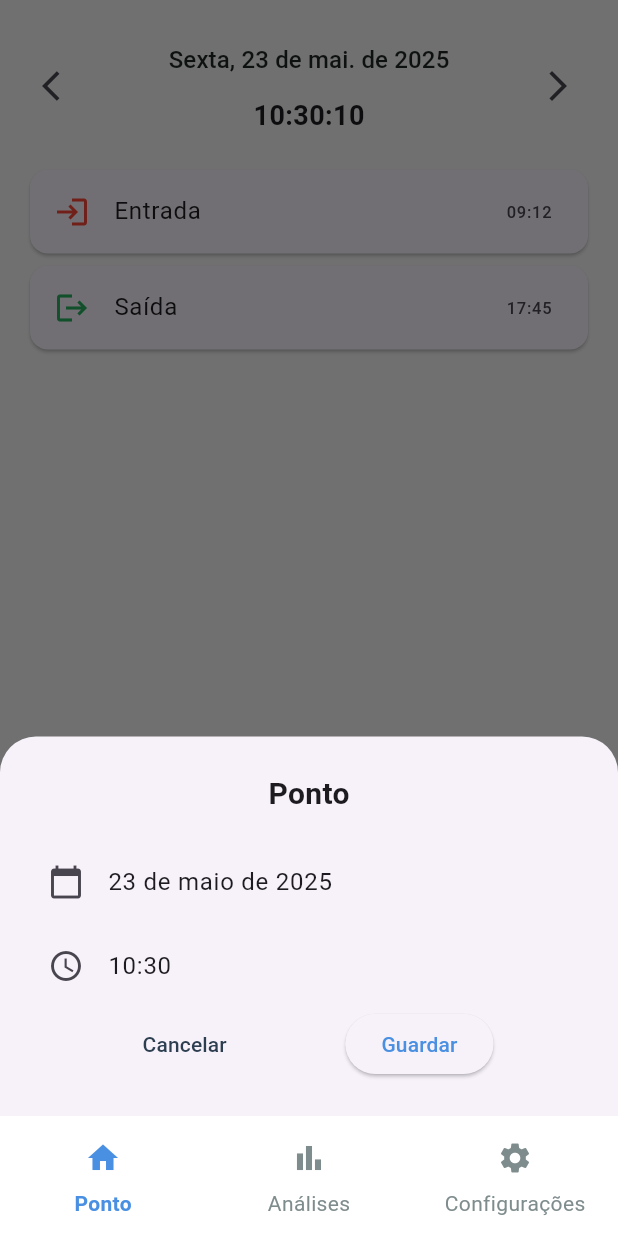
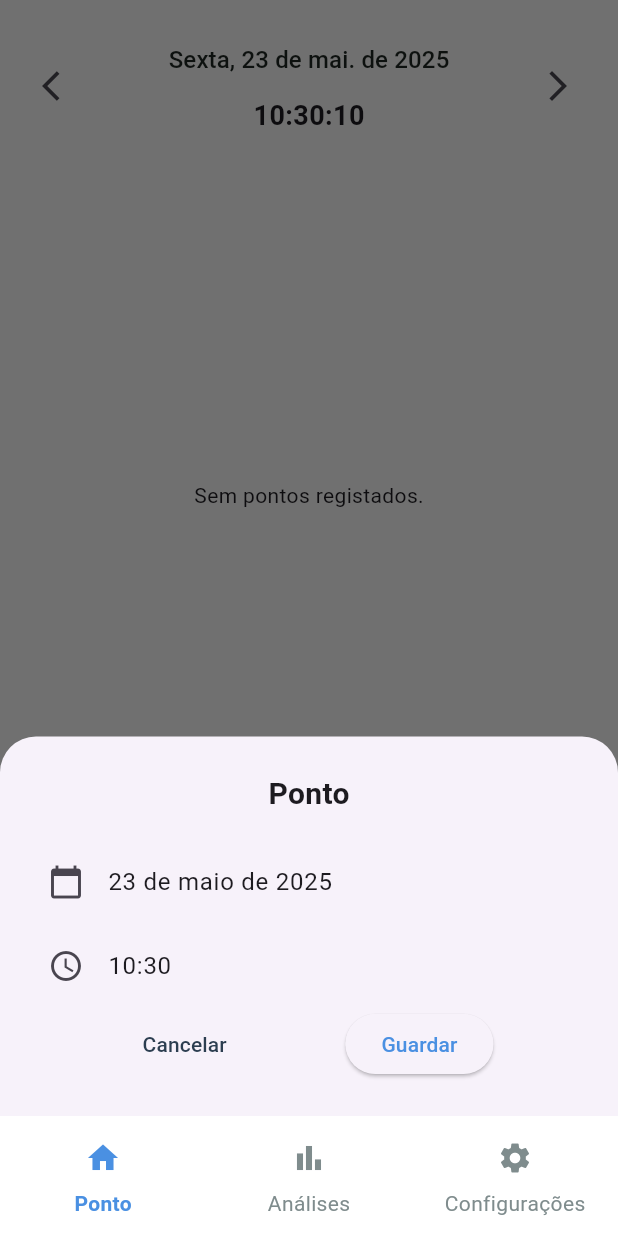
Before and after one commit to srcast/OnTime, a Flutter app: the screen it shows after launch, after a tap on the "add" icon, on a phone screen of 412 x 824 dp. Run offline on Flutter 3.47's test engine with Material 3 defaults, Android fonts, the phone set to English and light mode, and no system bars; our stand-ins replace device_preview, drift, get_it, go_router; accounts and stored records are empty; generated files the repository leaves out were written again.

Commit message:
Points Service, Activity Card, HomePage VM Page, DI
- Creation of Points Service
- Modification of Activity Card
- New funtionalities in HomePage VM

```diff
--- a/on_time/lib/database/locator.dart
+++ b/on_time/lib/database/locator.dart
@@ -1,8 +1,12 @@
 import 'package:get_it/get_it.dart';
 import 'package:on_time/database/database.dart';
+import 'package:on_time/services/points_service.dart';
+import 'package:on_time/viewmodel/home_page_vm.dart';
 
-GetIt db = GetIt.instance;
+GetIt locator = GetIt.instance;
 
 void setup() {
-  db.registerLazySingleton(() => AppDatabase());
+  locator.registerLazySingleton(() => AppDatabase());
+  locator.registerLazySingleton(() => PointsService(locator<AppDatabase>()));
+  locator.registerFactory(() => HomePageViewModel(locator<PointsService>()));
 }
--- a/on_time/lib/helpers/datesHelper.dart
+++ b/on_time/lib/helpers/dates_helper.dart
@@ -1,4 +1,5 @@
 import 'package:flutter/material.dart';
+import 'package:intl/intl.dart';
 import 'package:on_time/utils/labels.dart';
 
 class DatesHelper {
@@ -45,4 +46,12 @@ class DatesHelper {
 
     return DateTime(now.year, now.month, now.day);
   }
+
+  static String getTimeFromDate(DateTime date) {
+    return DateFormat('HH:mm').format(date);
+  }
+
+  static DateTime getSessionFromDate(DateTime date) {
+    return DateTime(date.year, date.month, date.day);
+  }
 }
--- a/on_time/lib/layout/widgets/activity_card.dart
+++ b/on_time/lib/layout/widgets/activity_card.dart
@@ -1,25 +1,54 @@
 import 'package:flutter/material.dart';
+import 'package:on_time/database/database.dart';
+import 'package:on_time/helpers/dates_helper.dart';
 import 'package:on_time/utils/colors.dart';
 import 'package:on_time/utils/labels.dart';
 
 class ActivityCard extends StatelessWidget {
-  final String label;
-  final String value;
+  final Ponto ponto;
+  final int index;
 
-  const ActivityCard({super.key, required this.label, required this.value});
+  const ActivityCard({super.key, required this.ponto, required this.index});
 
   @override
   Widget build(BuildContext context) {
-    return Card(
+    /*     return Card(
       shape: RoundedRectangleBorder(borderRadius: BorderRadius.circular(12)),
       child: ListTile(
         leading: Icon(
-          label == Labels.getIn ? Icons.login : Icons.logout,
-          color: label == Labels.getOut ? AppColors.softGreen : Colors.red,
+          ponto.getIn ? Icons.login : Icons.logout,
+          color: ponto.getIn ? AppColors.softGreen : Colors.red,
         ),
-        title: Text(label),
-        trailing: Text(value),
+        title: Text(ponto.getIn ? Labels.getIn : Labels.getOut),
+        trailing: Text(DatesHelper.getTimeFromDate(ponto.date)),
       ),
+    ); */
+
+    return Column(
+      children: [
+        if (ponto.getIn && index > 0) ...[
+          SizedBox(height: 10),
+          Center(child: Text('Pausa')),
+          SizedBox(height: 10),
+        ],
+
+        Card(
+          shape: RoundedRectangleBorder(
+            borderRadius: BorderRadius.circular(12),
+          ),
+          child: ListTile(
+            leading: Icon(
+              ponto.getIn ? Icons.login : Icons.logout,
+              color: ponto.getIn ? AppColors.softGreen : Colors.red,
+            ),
+            title: Text(ponto.getIn ? Labels.getIn : Labels.getOut),
+            trailing: Text(
+              DatesHelper.getTimeFromDate(ponto.date),
+              style: TextStyle(fontSize: 14),
+            ),
+          ),
+        ),
+      ],
     );
   }
 }
--- a/on_time/lib/layout/widgets/day_summary.dart
+++ b/on_time/lib/layout/widgets/day_summary.dart
@@ -29,11 +29,11 @@ class DaySummary extends StatelessWidget {
             ),
             _summaryRow(
               Labels.hourValue,
-              '${NumberFormat.simpleCurrency().format(hourValue)}/h',
+              '${NumberFormat.simpleCurrency(locale: 'pt-Pt').format(hourValue)}/h',
             ),
             _summaryRow(
               Labels.profit,
-              NumberFormat.simpleCurrency().format(profit),
+              NumberFormat.simpleCurrency(locale: 'pt-Pt').format(profit),
             ),
           ],
         ),
--- a/on_time/lib/main.dart
+++ b/on_time/lib/main.dart
@@ -21,7 +21,7 @@ void main() async {
           create: (context) => AppDatabase(),
           dispose: (context, AppDatabase db) => db.close(),
         ),
-        ChangeNotifierProvider(create: (_) => HomePageViewModel()),
+        ChangeNotifierProvider(create: (_) => locator<HomePageViewModel>()),
       ],
       child: DevicePreview(
         builder: (context) {
--- /dev/null
+++ b/on_time/lib/services/points_service.dart
@@ -0,0 +1,35 @@
+import 'package:drift/drift.dart';
+import 'package:on_time/database/database.dart';
+
+class PointsService {
+  final AppDatabase db;
+
+  PointsService(this.db);
+
+  Future<List<Ponto>> getPointsSession(DateTime session) async =>
+      await (db.select(db.pontos)
+            ..where((p) => p.sessionId.equals(session))
+            ..orderBy([
+              (p) => OrderingTerm(expression: p.date, mode: OrderingMode.asc),
+            ]))
+          .get();
+
+  Future<Ponto?> getLastPointSession(DateTime session) async {
+    return await (db.select(db.pontos)
+          ..where((p) => p.sessionId.equals(session))
+          ..orderBy([
+            (p) => OrderingTerm(expression: p.date, mode: OrderingMode.desc),
+          ])
+          ..limit(1))
+        .getSingleOrNull();
+  }
+
+  Future<void> insertPoint(PontosCompanion ponto) async {
+    try {
+      await db.into(db.pontos).insert(ponto);
+    } catch (e, s) {
+      print('Exception details:\n $e');
+      print('Stack trace:\n $s');
+    }
+  }
+}
--- a/on_time/lib/viewmodel/home_page_vm.dart
+++ b/on_time/lib/viewmodel/home_page_vm.dart
@@ -1,10 +1,14 @@
 import 'dart:async';
+import 'package:drift/drift.dart';
 import 'package:flutter/material.dart';
 import 'package:intl/intl.dart';
-import 'package:on_time/helpers/datesHelper.dart';
+import 'package:on_time/database/database.dart';
+import 'package:on_time/helpers/dates_helper.dart';
 import 'package:on_time/layout/widgets/point_modal.dart';
+import 'package:on_time/services/points_service.dart';
 
 class HomePageViewModel extends ChangeNotifier {
+  final PointsService _pointsService;
   late DateTime _date;
   late Timer _timer;
   bool _timerVisible = true;
@@ -12,13 +16,16 @@ class HomePageViewModel extends ChangeNotifier {
   late int _sessionMinutes;
   late double _hourValueBase;
   late double _sessionProfit;
+  List<Ponto> _pontos = [];
+  final ScrollController _scrollController = ScrollController();
 
-  HomePageViewModel() {
+  HomePageViewModel(this._pointsService) {
     timerRunning(true);
     _today = DatesHelper.getDatetimeToday();
     _sessionMinutes = 0;
     _hourValueBase = 25.43;
     _sessionProfit = 0;
+    getSessionPoints();
   }
 
   // Public Properties
@@ -39,6 +46,10 @@ class HomePageViewModel extends ChangeNotifier {
   double get hourValueBase => _hourValueBase;
 
   double get sessionProfit => _sessionProfit;
+
+  List<Ponto> get pontos => _pontos;
+
+  ScrollController get scrollController => _scrollController;
 
   //////////
 
@@ -67,6 +78,33 @@ class HomePageViewModel extends ChangeNotifier {
       ),
       builder: (_) => PointModal(date: _date),
     );
+
+    if (selectedDateTime != null) {
+      _date = selectedDateTime;
+      var lastPoint = await _pointsService.getLastPointSession(
+        DatesHelper.getSessionFromDate(_date),
+      );
+      bool inState =
+          lastPoint != null ? (lastPoint.getIn ? false : true) : true;
+
+      _pointsService.insertPoint(
+        PontosCompanion(
+          date: Value(
+            DateTime(
+              _date.year,
+              _date.month,
+              _date.day,
+              _date.hour,
+              _date.minute,
+            ),
+          ), // date without seconds
+          getIn: Value(inState),
+          sessionId: Value(DatesHelper.getSessionFromDate(_date)),
+        ),
+      );
+
+      getSessionPoints();
+    }
   }
 
   void changeDate(String dir) {
@@ -90,6 +128,7 @@ class HomePageViewModel extends ChangeNotifier {
 
   void goToToday() {
     timerRunning(true); // already has notifyListeners
+    getSessionPoints();
   }
 
   void openCalendar(BuildContext context) async {
@@ -106,6 +145,45 @@ class HomePageViewModel extends ChangeNotifier {
     } else {
       timerRunning(false); // already has notifyListeners
     }
+
+    getSessionPoints();
+  }
+
+  Future<void> getSessionPoints() async {
+    DateTime session = DatesHelper.getSessionFromDate(_date);
+    _pontos = await _pointsService.getPointsSession(session);
+
+    updateDaySummary();
+
+    // animates activity list to last position
+    WidgetsBinding.instance.addPostFrameCallback((_) {
+      if (_scrollController.hasClients) {
+        _scrollController.animateTo(
+          _scrollController.position.maxScrollExtent,
+          duration: Duration(milliseconds: 300),
+          curve: Curves.easeOut,
+        );
+      }
+    });
+  }
+
+  void updateDaySummary() {
+    _sessionMinutes = 0;
+
+    if (_pontos.length > 1) {
+      for (int i = 1; i < _pontos.length; i += 2) {
+        var outD = _pontos[i].date;
+        var inD = _pontos[i - 1].date;
+        var dif = outD.difference(inD).inMinutes;
+
+        _sessionMinutes += dif;
+        //_pontos[i].date.difference(_pontos[i - 1].date).inMinutes;
+      }
+    }
+
+    _sessionProfit = (_hourValueBase * _sessionMinutes) / 60;
+
+    notifyListeners();
   }
 
   /*   @override
--- a/on_time/lib/views/home_page.dart
+++ b/on_time/lib/views/home_page.dart
@@ -2,7 +2,6 @@ import 'package:flutter/material.dart';
 import 'package:on_time/layout/widgets/activity_card.dart';
 import 'package:on_time/layout/widgets/day_summary.dart';
 import 'package:on_time/utils/colors.dart';
-import 'package:on_time/utils/labels.dart';
 import 'package:on_time/viewmodel/home_page_vm.dart';
 import 'package:provider/provider.dart';
 
@@ -93,11 +92,30 @@ class _HomePage extends State<HomePage> {
                 ),
               ],
             ),
-            SizedBox(height: 10),
-            ActivityCard(label: Labels.getIn, value: '09:12'),
-            ActivityCard(label: Labels.getOut, value: '17:45'),
-            SizedBox(height: 10),
-            Spacer(),
+            Expanded(
+              child: Column(
+                children: [
+                  SizedBox(height: 10),
+
+                  vm.pontos.isEmpty
+                      ? Expanded(
+                        child: Center(child: Text('Sem pontos registados.')),
+                      )
+                      : Expanded(
+                        child: ListView.builder(
+                          controller: vm.scrollController,
+                          itemCount: vm.pontos.length,
+                          itemBuilder: (context, index) {
+                            final ponto = vm.pontos[index];
+                            return ActivityCard(ponto: ponto, index: index);
+                          },
+                        ),
+                      ),
+
+                  SizedBox(height: 10),
+                ],
+              ),
+            ),
             DaySummary(
               minutesWorked: vm.sessionMinutes,
               hourValue: vm.hourValueBase,
```
Also changed, not shown: on_time/lib/database/database.dart (+19 -13 lines), on_time/lib/helpers/database/points_helper.dart (deleted, +0 -7 lines), on_time/lib/database/database.g.dart.
